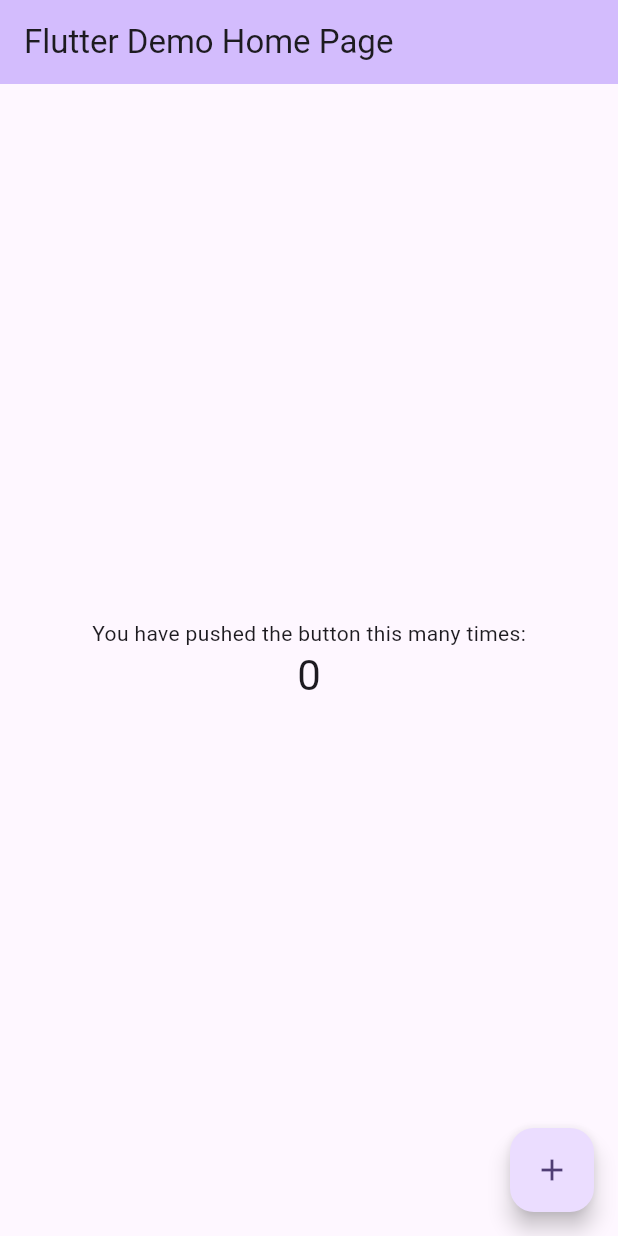
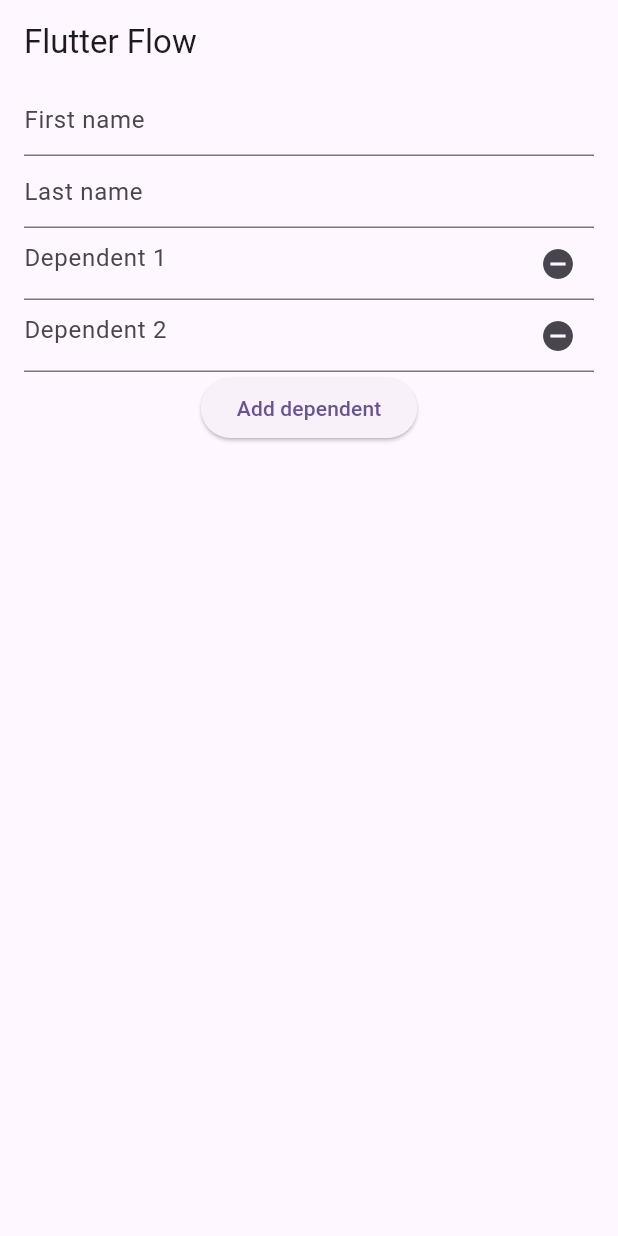
Before and after one commit to wal33d006/ff_project, a Flutter app: the screen it shows after launch, on a phone screen of 412 x 824 dp. Run offline on Flutter 3.47's test engine with Material 2 defaults, Android fonts, the phone set to English and light mode, and no system bars; our stand-ins replace equatable, flutter_bloc, fpdart, get_it; missing offline and left inert: cryptography, encrypt.

Commit message:
Add UI for basic fields input

```diff
--- /dev/null
+++ b/lib/features/create_account/create_account_initial_params.dart
@@ -0,0 +1,3 @@
+class CreateAccountInitialParams {
+  const CreateAccountInitialParams();
+}
--- /dev/null
+++ b/lib/features/create_account/create_account_navigator.dart
@@ -0,0 +1,10 @@
+import 'package:ff_project/navigation/app_navigator.dart';
+import 'package:ff_project/navigation/close_route.dart';
+import 'package:ff_project/navigation/error_dialog_route.dart';
+
+class CreateAccountNavigator with CloseRoute, ErrorDialogRoute {
+  const CreateAccountNavigator(this.appNavigator);
+
+  @override
+  final AppNavigator appNavigator;
+}
--- /dev/null
+++ b/lib/features/create_account/create_account_page.dart
@@ -0,0 +1,55 @@
+import 'package:ff_project/features/create_account/create_account_presentation_model.dart';
+import 'package:ff_project/features/create_account/create_account_presenter.dart';
+import 'package:flutter/material.dart';
+import 'package:flutter_bloc/flutter_bloc.dart';
+
+class CreateAccountPage extends StatelessWidget {
+  final CreateAccountPresenter presenter;
+
+  const CreateAccountPage({super.key, required this.presenter});
+
+  @override
+  Widget build(BuildContext context) {
+    return BlocBuilder<CreateAccountPresenter, CreateAccountPresentationModel>(
+      bloc: presenter,
+      builder: (context, state) {
+        return Scaffold(
+          appBar: AppBar(
+            title: const Text('Flutter Flow'),
+          ),
+          body: Padding(
+            padding: EdgeInsets.symmetric(horizontal: 16),
+            child: Column(
+              children: [
+                TextFormField(
+                  onChanged: presenter.onChangeFirstName,
+                  decoration: InputDecoration(hintText: 'First name'),
+                ),
+                TextFormField(
+                  onChanged: presenter.onChangeLastName,
+                  decoration: InputDecoration(hintText: 'Last name'),
+                ),
+                ...state.dependents.map(
+                  (e) => TextFormField(
+                    onChanged: (value) => presenter.onChangeDependent(value, e),
+                    decoration: InputDecoration(
+                      hintText: 'Dependent ${state.dependents.indexOf(e) + 1}',
+                      suffixIcon: InkWell(
+                        onTap: () => presenter.onRemoveDependent(e),
+                        child: Icon(Icons.remove_circle),
+                      ),
+                    ),
+                  ),
+                ),
+                ElevatedButton(
+                  onPressed: presenter.onTapAddDependent,
+                  child: Text('Add dependent'),
+                ),
+              ],
+            ),
+          ),
+        );
+      },
+    );
+  }
+}
--- /dev/null
+++ b/lib/features/create_account/create_account_presentation_model.dart
@@ -0,0 +1,59 @@
+import 'package:ff_project/features/create_account/create_account_initial_params.dart';
+import 'package:ff_project/features/create_account/domain/dependent.dart';
+
+class CreateAccountPresentationModel {
+  final bool isLoading;
+  final List<Dependent> dependents;
+  final String firstName;
+  final String lastName;
+
+  CreateAccountPresentationModel._({
+    required this.isLoading,
+    required this.dependents,
+    required this.firstName,
+    required this.lastName,
+  });
+
+  CreateAccountPresentationModel.initial(CreateAccountInitialParams initialParams)
+      : dependents = [Dependent.empty(), Dependent.empty()],
+        isLoading = false,
+        lastName = '',
+        firstName = '';
+
+  CreateAccountPresentationModel copyWith({
+    bool? isLoading,
+    String? firstName,
+    String? lastName,
+    List<Dependent>? dependents,
+  }) =>
+      CreateAccountPresentationModel._(
+        isLoading: isLoading ?? this.isLoading,
+        dependents: dependents ?? this.dependents,
+        firstName: firstName ?? this.firstName,
+        lastName: lastName ?? this.lastName,
+      );
+
+  CreateAccountPresentationModel byRemovingDependent(Dependent e) {
+    var list = <Dependent>[];
+    list.addAll(dependents);
+    list.remove(e);
+
+    return copyWith(dependents: list);
+  }
+
+  CreateAccountPresentationModel byAddingDependent() {
+    var list = <Dependent>[];
+    list.addAll(dependents);
+    list.add(Dependent.empty());
+
+    return copyWith(dependents: list);
+  }
+
+  CreateAccountPresentationModel byUpdatingDependent(String value, Dependent dependent) {
+    var list = <Dependent>[];
+    list.addAll(dependents);
+    list[list.indexOf(dependent)] = list[list.indexOf(dependent)].copyWith(name: value);
+
+    return copyWith(dependents: list);
+  }
+}
--- /dev/null
+++ b/lib/features/create_account/create_account_presenter.dart
@@ -0,0 +1,23 @@
+import 'package:ff_project/features/create_account/create_account_navigator.dart';
+import 'package:ff_project/features/create_account/create_account_presentation_model.dart';
+import 'package:ff_project/features/create_account/domain/dependent.dart';
+import 'package:flutter_bloc/flutter_bloc.dart';
+
+class CreateAccountPresenter extends Cubit<CreateAccountPresentationModel> {
+  final CreateAccountNavigator _navigator;
+
+  CreateAccountPresenter(
+    CreateAccountPresentationModel state,
+    this._navigator,
+  ) : super(state);
+
+  onRemoveDependent(Dependent dependent) => emit(state.byRemovingDependent(dependent));
+
+  void onTapAddDependent() => emit(state.byAddingDependent());
+
+  void onChangeFirstName(String value) => emit(state.copyWith(firstName: value));
+
+  void onChangeLastName(String value) => emit(state.copyWith(lastName: value));
+
+  onChangeDependent(String value, Dependent dependent) => emit(state.byUpdatingDependent(value, dependent));
+}
--- /dev/null
+++ b/lib/features/create_account/domain/dependent.dart
@@ -0,0 +1,23 @@
+import 'package:equatable/equatable.dart';
+import 'package:uuid/uuid.dart';
+
+class Dependent extends Equatable {
+  final String name;
+  final String id;
+
+  Dependent({required this.name}) : id = const Uuid().v1();
+
+  factory Dependent.empty() => Dependent(
+        name: '',
+      );
+
+  Dependent copyWith({
+    String? name,
+  }) =>
+      Dependent(
+        name: name ?? this.name,
+      );
+
+  @override
+  List<Object?> get props => [name, id];
+}
--- a/lib/main.dart
+++ b/lib/main.dart
@@ -1,125 +1,77 @@
+import 'package:ff_project/core/data/repositories/aes_encryption_repository.dart';
+import 'package:ff_project/core/data/repositories/rest_api_account_repository.dart';
+import 'package:ff_project/core/data/repositories/rest_network_repository.dart';
+import 'package:ff_project/core/domain/repositories/account_repository.dart';
+import 'package:ff_project/core/domain/repositories/encryption_repository.dart';
+import 'package:ff_project/core/domain/use_cases/create_account_use_case.dart';
+import 'package:ff_project/features/create_account/create_account_initial_params.dart';
+import 'package:ff_project/features/create_account/create_account_navigator.dart';
+import 'package:ff_project/features/create_account/create_account_page.dart';
+import 'package:ff_project/features/create_account/create_account_presentation_model.dart';
+import 'package:ff_project/features/create_account/create_account_presenter.dart';
+import 'package:ff_project/navigation/app_navigator.dart';
+import 'package:ff_project/network/network_repository.dart';
 import 'package:flutter/material.dart';
+import 'package:get_it/get_it.dart';
+
+final getIt = GetIt.instance;
 
 void main() {
+  _registerDependencies();
   runApp(const MyApp());
+}
+
+void _registerDependencies() {
+  getIt
+    ..registerFactory<AppNavigator>(
+      () => AppNavigator(),
+    )
+    ..registerFactory<NetworkRepository>(
+      () => RestNetworkRepository(),
+    )
+    ..registerFactory<EncryptionRepository>(
+      () => AesEncryptionRepository(),
+    )
+    ..registerFactory<AccountRepository>(
+      () => RestApiAccountRepository(getIt(), getIt()),
+    )
+    ..registerFactory<CreateAccountUseCase>(
+      () => CreateAccountUseCase(
+        getIt(),
+      ),
+    )
+    ..registerFactory<CreateAccountNavigator>(
+      () => CreateAccountNavigator(getIt()),
+    )
+    ..registerFactoryParam<CreateAccountPresentationModel, CreateAccountInitialParams, dynamic>(
+      (params, _) => CreateAccountPresentationModel.initial(params),
+    )
+    ..registerFactoryParam<CreateAccountPresenter, CreateAccountInitialParams, dynamic>(
+      (initialParams, _) => CreateAccountPresenter(
+        getIt(param1: initialParams),
+        getIt(),
+      ),
+    )
+    ..registerFactoryParam<CreateAccountPage, CreateAccountInitialParams, dynamic>(
+      (initialParams, _) => CreateAccountPage(
+        presenter: getIt(param1: initialParams),
+      ),
+    );
 }
 
 class MyApp extends StatelessWidget {
   const MyApp({super.key});
 
-  // This widget is the root of your application.
   @override
   Widget build(BuildContext context) {
     return MaterialApp(
+      debugShowCheckedModeBanner: false,
       title: 'Flutter Demo',
       theme: ThemeData(
-        // This is the theme of your application.
-        //
-        // TRY THIS: Try running your application with "flutter run". You'll see
-        // the application has a blue toolbar. Then, without quitting the app,
-        // try changing the seedColor in the colorScheme below to Colors.green
-        // and then invoke "hot reload" (save your changes or press the "hot
-        // reload" button in a Flutter-supported IDE, or press "r" if you used
-        // the command line to start the app).
-        //
-        // Notice that the counter didn't reset back to zero; the application
-        // state is not lost during the reload. To reset the state, use hot
-        // restart instead.
-        //
-        // This works for code too, not just values: Most code changes can be
-        // tested with just a hot reload.
         colorScheme: ColorScheme.fromSeed(seedColor: Colors.deepPurple),
         useMaterial3: true,
       ),
-      home: const MyHomePage(title: 'Flutter Demo Home Page'),
+      home: getIt<CreateAccountPage>(param1: const CreateAccountInitialParams()),
     );
   }
 }
-
-class MyHomePage extends StatefulWidget {
-  const MyHomePage({super.key, required this.title});
-
-  // This widget is the home page of your application. It is stateful, meaning
-  // that it has a State object (defined below) that contains fields that affect
-  // how it looks.
-
-  // This class is the configuration for the state. It holds the values (in this
-  // case the title) provided by the parent (in this case the App widget) and
-  // used by the build method of the State. Fields in a Widget subclass are
-  // always marked "final".
-
-  final String title;
-
-  @override
-  State<MyHomePage> createState() => _MyHomePageState();
-}
-
-class _MyHomePageState extends State<MyHomePage> {
-  int _counter = 0;
-
-  void _incrementCounter() {
-    setState(() {
-      // This call to setState tells the Flutter framework that something has
-      // changed in this State, which causes it to rerun the build method below
-      // so that the display can reflect the updated values. If we changed
-      // _counter without calling setState(), then the build method would not be
-      // called again, and so nothing would appear to happen.
-      _counter++;
-    });
-  }
-
-  @override
-  Widget build(BuildContext context) {
-    // This method is rerun every time setState is called, for instance as done
-    // by the _incrementCounter method above.
-    //
-    // The Flutter framework has been optimized to make rerunning build methods
-    // fast, so that you can just rebuild anything that needs updating rather
-    // than having to individually change instances of widgets.
-    return Scaffold(
-      appBar: AppBar(
-        // TRY THIS: Try changing the color here to a specific color (to
-        // Colors.amber, perhaps?) and trigger a hot reload to see the AppBar
-        // change color while the other colors stay the same.
-        backgroundColor: Theme.of(context).colorScheme.inversePrimary,
-        // Here we take the value from the MyHomePage object that was created by
-        // the App.build method, and use it to set our appbar title.
-        title: Text(widget.title),
-      ),
-      body: Center(
-        // Center is a layout widget. It takes a single child and positions it
-        // in the middle of the parent.
-        child: Column(
-          // Column is also a layout widget. It takes a list of children and
-          // arranges them vertically. By default, it sizes itself to fit its
-          // children horizontally, and tries to be as tall as its parent.
-          //
-          // Column has various properties to control how it sizes itself and
-          // how it positions its children. Here we use mainAxisAlignment to
-          // center the children vertically; the main axis here is the vertical
-          // axis because Columns are vertical (the cross axis would be
-          // horizontal).
-          //
-          // TRY THIS: Invoke "debug painting" (choose the "Toggle Debug Paint"
-          // action in the IDE, or press "p" in the console), to see the
-          // wireframe for each widget.
-          mainAxisAlignment: MainAxisAlignment.center,
-          children: <Widget>[
-            const Text(
-              'You have pushed the button this many times:',
-            ),
-            Text(
-              '$_counter',
-              style: Theme.of(context).textTheme.headlineMedium,
-            ),
-          ],
-        ),
-      ),
-      floatingActionButton: FloatingActionButton(
-        onPressed: _incrementCounter,
-        tooltip: 'Increment',
-        child: const Icon(Icons.add),
-      ), // This trailing comma makes auto-formatting nicer for build methods.
-    );
-  }
-}
--- a/pubspec.yaml
+++ b/pubspec.yaml
@@ -41,6 +41,7 @@ dependencies:
   cached_network_image: ^3.3.0
   infinite_scroll_pagination: ^4.0.0
   flutter_dotenv: ^5.1.0
+  uuid: any
 
 
   # The following adds the Cupertino Icons font to your application.
```
Also changed, not shown: lib/core/domain/models/account.dart (+11 -0 lines), lib/navigation/app_navigator.dart (added, +23 -0 lines), lib/navigation/close_route.dart (added, +9 -0 lines), lib/navigation/error_dialog_route.dart (added, +30 -0 lines), pubspec.lock, 4 other files.
